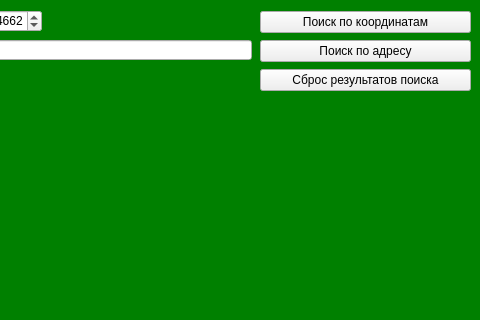
This is YandexMap.ui in sirvonRIGOLCH4/APIYandexMAP as Qt 5 draws it before an edit; both pictures show x 139 to 619 and y 0 to 320 of the 619 by 606 pixel window. The edited form follows.
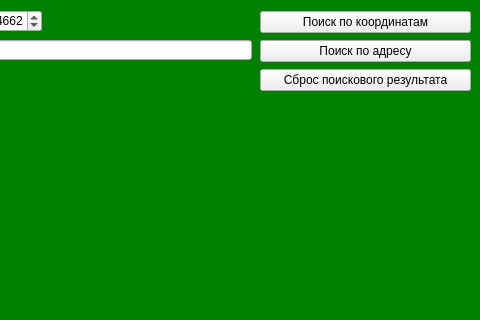
This is the edited form.

Commit message: Задача 7.

What changed in the file:
```diff
--- a/YandexMap.ui
+++ b/YandexMap.ui
@@ -134,7 +134,7 @@
      <item>
       <widget class="QPushButton" name="pushButton_4">
        <property name="text">
-        <string>Сброс результатов поиска</string>
+        <string>Сброс поискового результата</string>
        </property>
       </widget>
      </item>
```
The commit also changes 2 other files.
